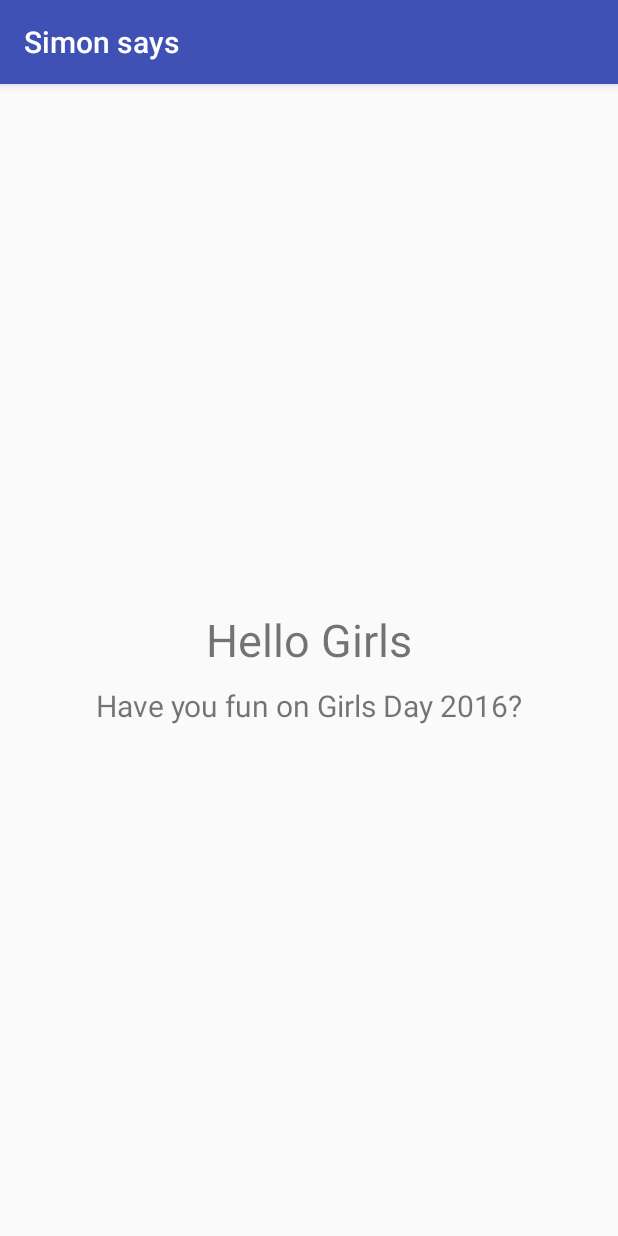
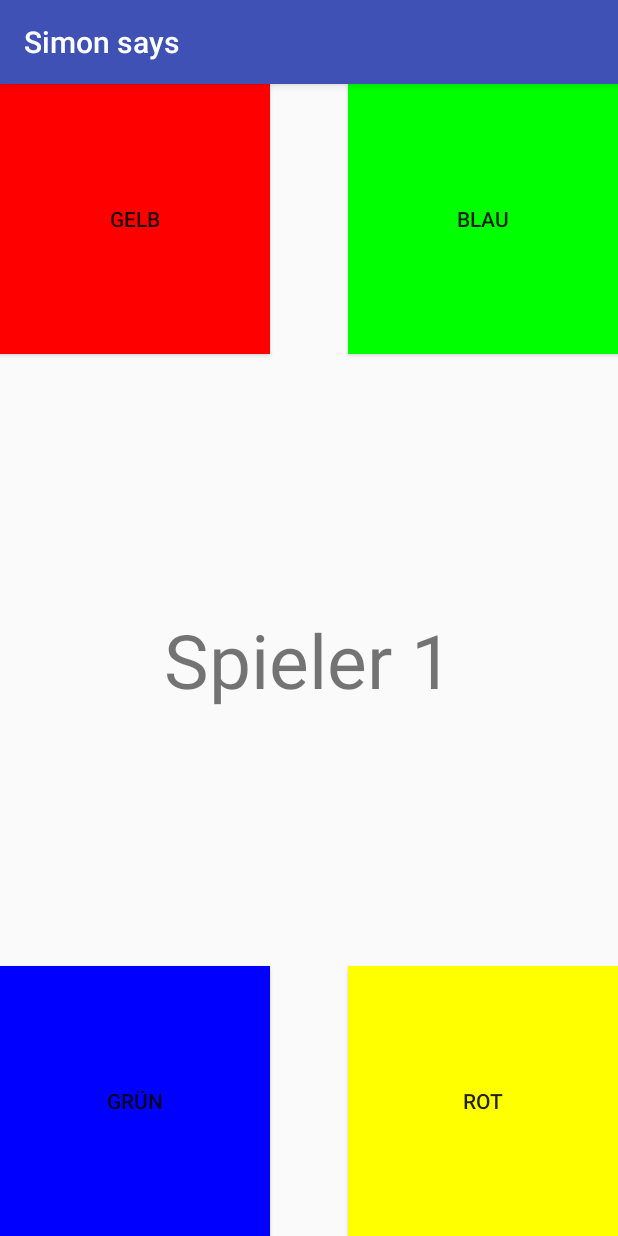
Before and after one commit to 7P-Girls-Day-2016/SimonSays, an Android app: the screen it shows after launch (MainActivity), on a phone screen of 412 x 824 dp. Run offline under Robolectric (Android 15) with nearby library versions, the phone set to English and light mode, and no system bars; our stand-ins replace ButterKnife.

Commit message:
add missing code

```diff
--- a/app/src/main/res/layout/activity_main.xml
+++ b/app/src/main/res/layout/activity_main.xml
@@ -1,25 +1,58 @@
 <?xml version="1.0" encoding="utf-8"?>
 
-<LinearLayout xmlns:android="http://schemas.android.com/apk/res/android"
-              android:layout_width="match_parent"
-              android:layout_height="match_parent"
-              android:gravity="center"
-              android:orientation="vertical">
+<RelativeLayout xmlns:android="http://schemas.android.com/apk/res/android"
+                android:layout_width="match_parent"
+                android:layout_height="match_parent">
 
 
-    <TextView
-        android:layout_width="match_parent"
-        android:layout_height="wrap_content"
-        android:padding="10dp"
-        android:gravity="center"
-        android:text="Hello Girls"
-        android:textSize="30dp"/>
+    <Button
+        android:id="@+id/blue"
+        android:layout_width="@dimen/buttonWidth"
+        android:layout_height="@dimen/buttonWidth"
+        android:layout_gravity="bottom"
+        android:background="@color/red"
+        android:tag="BLUE"
+        android:text="Gelb"/>
+
+    <Button
+        android:id="@+id/red"
+        android:layout_width="@dimen/buttonWidth"
+        android:layout_height="@dimen/buttonWidth"
+        android:layout_alignParentRight="true"
+        android:layout_alignParentTop="true"
+        android:layout_gravity="bottom"
+        android:background="@color/green"
+        android:tag="RED"
+        android:text="Blau"/>
+
+    <Button
+        android:id="@+id/yellow"
+        android:layout_width="@dimen/buttonWidth"
+        android:layout_height="@dimen/buttonWidth"
+        android:layout_alignParentBottom="true"
+        android:layout_gravity="bottom"
+        android:background="@color/blue"
+        android:tag="YELLOW"
+        android:text="Grün"/>
+
+    <Button
+        android:id="@+id/green"
+        android:layout_width="@dimen/buttonWidth"
+        android:layout_height="@dimen/buttonWidth"
+        android:layout_alignParentBottom="true"
+        android:layout_alignParentRight="true"
+        android:layout_gravity="bottom"
+        android:background="@color/yellow"
+        android:tag="GREEN"
+        android:text="Rot"/>
 
     <TextView
-        android:layout_width="match_parent"
+        android:id="@+id/playerLabel"
+        android:layout_width="wrap_content"
         android:layout_height="wrap_content"
-        android:gravity="center"
-        android:text="Have you fun on Girls Day 2016?"
-        android:textSize="20dp"/>
+        android:layout_centerHorizontal="true"
+        android:layout_centerVertical="true"
+        android:textSize="50dp"/>
 
-</LinearLayout>
+
+</RelativeLayout>
--- a/app/src/main/res/values/dimens.xml
+++ b/app/src/main/res/values/dimens.xml
@@ -2,4 +2,5 @@
     <!-- Default screen margins, per the Android Design guidelines. -->
     <dimen name="activity_horizontal_margin">16dp</dimen>
     <dimen name="activity_vertical_margin">16dp</dimen>
+    <dimen name="buttonWidth">180dp</dimen>
 </resources>
--- a/build.gradle
+++ b/build.gradle
@@ -5,7 +5,7 @@ buildscript {
         jcenter()
     }
     dependencies {
-        classpath 'com.android.tools.build:gradle:2.0.0'
+        classpath 'com.android.tools.build:gradle:2.1.0'
 
         // NOTE: Do not place your application dependencies here; they belong
         // in the individual module build.gradle files
```
Also changed, not shown: app/src/main/java/simonsays/sevenprinciples/com/simonsays/Color.java (+4 -4 lines), app/src/main/java/simonsays/sevenprinciples/com/simonsays/MainActivity.java (+49 -32 lines), 9 other files.
